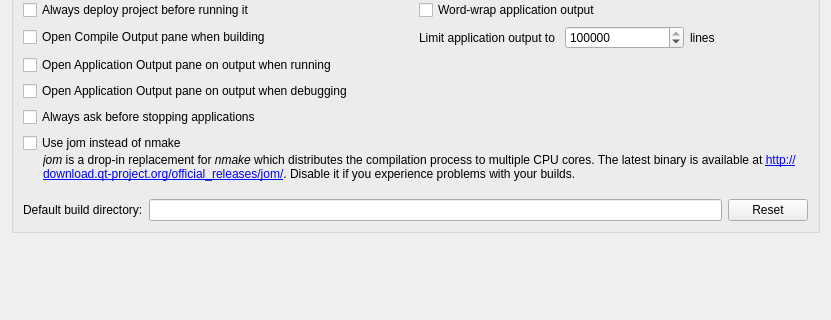
qt-creator/qt-creator, file src/plugins/projectexplorer/projectexplorersettingspage.ui: the form before one commit; both pictures show x 0 to 831 and y 187 to 507 of the 831 by 507 pixel window.
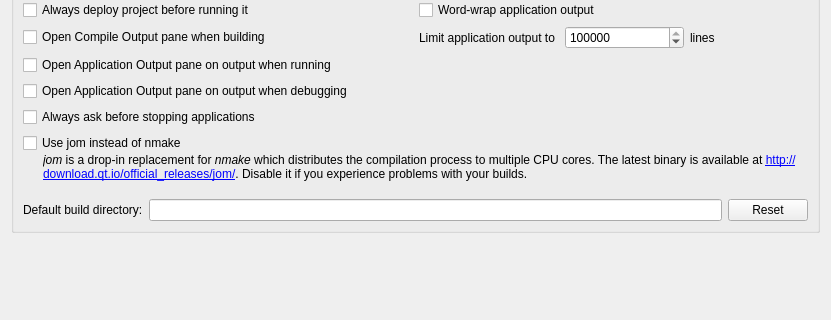
The form after the commit. Custom widgets are drawn as their Qt base class.

```diff
--- a/src/plugins/projectexplorer/projectexplorersettingspage.ui
+++ b/src/plugins/projectexplorer/projectexplorersettingspage.ui
@@ -200,7 +200,7 @@
         <item>
          <widget class="QLabel" name="jomLabel">
           <property name="text">
-           <string>&lt;i&gt;jom&lt;/i&gt; is a drop-in replacement for &lt;i&gt;nmake&lt;/i&gt; which distributes the compilation process to multiple CPU cores. The latest binary is available at &lt;a href=&quot;http://download.qt-project.org/official_releases/jom/&quot;&gt;http://download.qt-project.org/official_releases/jom/&lt;/a&gt;. Disable it if you experience problems with your builds.</string>
+           <string>&lt;i&gt;jom&lt;/i&gt; is a drop-in replacement for &lt;i&gt;nmake&lt;/i&gt; which distributes the compilation process to multiple CPU cores. The latest binary is available at &lt;a href=&quot;http://download.qt.io/official_releases/jom/&quot;&gt;http://download.qt.io/official_releases/jom/&lt;/a&gt;. Disable it if you experience problems with your builds.</string>
           </property>
           <property name="wordWrap">
            <bool>true</bool>
```
